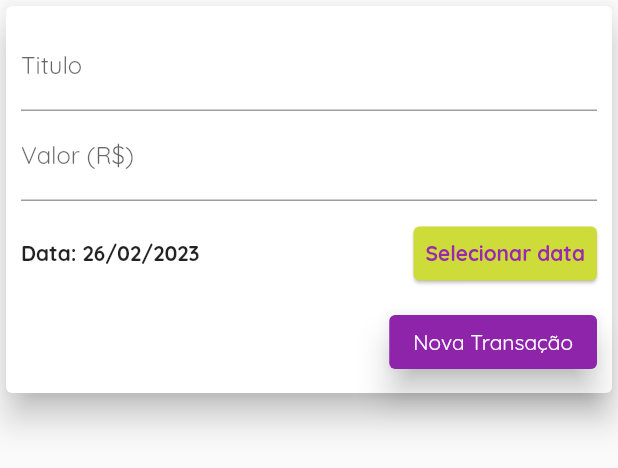
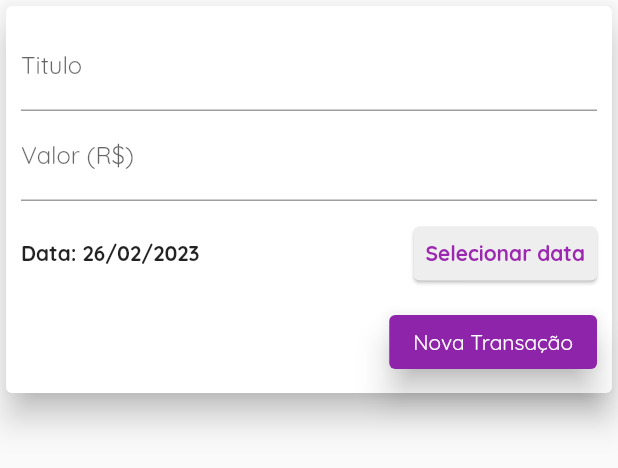
Before and after one commit to Thiago-CSantos/Flutter-appDespesas, a Flutter app: the TransActionForm widget shown alone on an empty page, opened directly with empty values, on a phone screen of 412 x 824 dp. Shown: the top 468 px of the screen. Run offline on Flutter 3.47's test engine with Material 2 defaults, Android fonts, the phone set to English and light mode, and no system bars.

Commit message:
arrumando detalhes

```diff
--- a/lib/components/transaction_form.dart
+++ b/lib/components/transaction_form.dart
@@ -89,8 +89,8 @@ class _TransActionFormState extends State<TransActionForm> {
                       margin: const EdgeInsetsDirectional.fromSTEB(50, 0, 0, 0),
                       child: TextButton(
                         style: const ButtonStyle(
-                          backgroundColor:
-                              MaterialStatePropertyAll(Colors.lime),
+                          backgroundColor: MaterialStatePropertyAll(
+                              Color.fromRGBO(238, 238, 238, 1)),
                           elevation: MaterialStatePropertyAll(1),
                         ),
                         onPressed: _selecionarData,
--- a/lib/components/transaction_list.dart
+++ b/lib/components/transaction_list.dart
@@ -12,13 +12,15 @@ class TransActionList extends StatelessWidget {
   Widget build(BuildContext context) {
     return Container(
       height: MediaQuery.of(context).size.height * 0.6,
-      decoration: BoxDecoration(border: Border.all(color: Colors.black87)),
       child: transaction.isEmpty
           ? LayoutBuilder(
               builder: (ctx, altura) {
                 return Column(
                   children: [
                     const Text('Nenhuma transação cadastrada'),
+                    SizedBox(
+                      height: altura.maxHeight * 0.01,
+                    ),
                     SizedBox(
                       height: altura.maxHeight * 0.6,
                       child: Image.asset(
--- a/lib/main.dart
+++ b/lib/main.dart
@@ -18,9 +18,10 @@ class ExpensesAPP extends StatelessWidget {
   @override
   Widget build(BuildContext context) {
     return MaterialApp(
+      debugShowCheckedModeBanner: false,
       theme: ThemeData(
         colorScheme: ColorScheme.fromSwatch(
-            primarySwatch: Colors.purple, accentColor: Colors.amber),
+            primarySwatch: Colors.purple, accentColor: Colors.purple[700]),
         fontFamily: 'Quicksand',
       ),
       home: const MyHomePage(),
@@ -125,7 +126,6 @@ class _MyHomePageState extends State<MyHomePage> {
               Row(
                 mainAxisAlignment: MainAxisAlignment.center,
                 children: const [
-                  Text('Exibir grafico'),
                   // Switch(
                   //   value: _mostrarGrafico,
                   //   onChanged: (v) {
@@ -143,7 +143,7 @@ class _MyHomePageState extends State<MyHomePage> {
               ),
             if (_mostrarGrafico == false || modoPaisagem == false)
               Container(
-                height: calculandoResponsividade * 0.7,
+                height: calculandoResponsividade * (modoPaisagem ? 1 : 0.7),
                 child: TransActionList(_transaction, _deleteTransaction),
               ),
           ],
```
